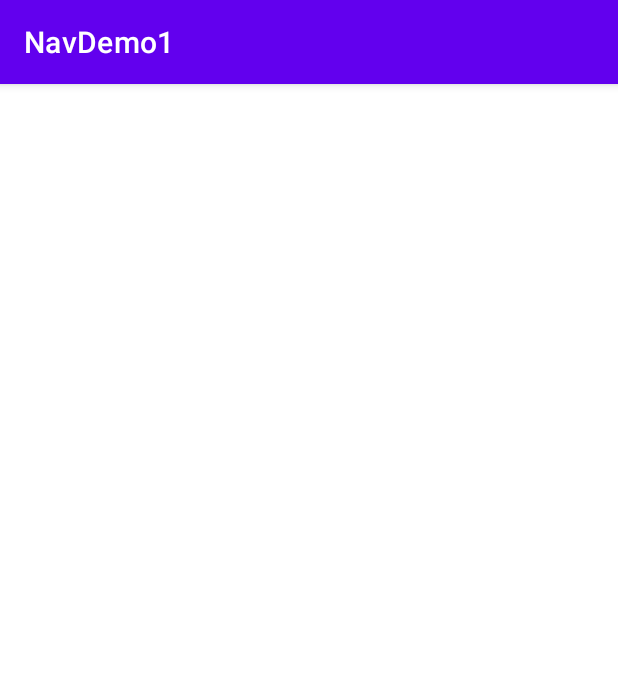
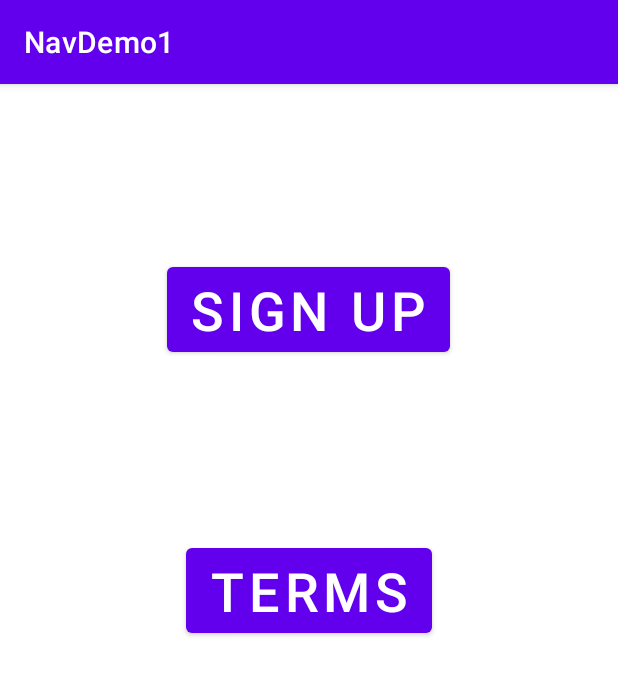
Before and after one commit to KalmGergely/learningAndroid, an Android app: the screen it shows after launch (MainActivity), on a phone screen of 412 x 824 dp. Shown: the top 675 px of the screen. Run offline under Robolectric (Android 15) with nearby library versions, the phone set to English and light mode, and no system bars.

Commit message:
add logic to the fragments

```diff
--- a/NavPractice/app/src/main/java/com/example/navdemo1/HomeFragment.kt
+++ b/NavPractice/app/src/main/java/com/example/navdemo1/HomeFragment.kt
@@ -5,6 +5,7 @@ import androidx.fragment.app.Fragment
 import android.view.LayoutInflater
 import android.view.View
 import android.view.ViewGroup
+import androidx.navigation.findNavController
 import com.example.navdemo1.databinding.FragmentHomeBinding
 
 
@@ -15,6 +16,12 @@ class HomeFragment : Fragment() {
         savedInstanceState: Bundle?
     ): View? {
         binding = FragmentHomeBinding.inflate(inflater,container,false)
+        binding.btnSignUp.setOnClickListener() {
+            it.findNavController().navigate(R.id.action_homeFragment_to_nameFragment)
+        }
+        binding.btnTerms.setOnClickListener() {
+            it.findNavController().navigate(R.id.action_homeFragment_to_termsFragment)
+        }
         return binding.root
     }
 
--- a/NavPractice/app/src/main/java/com/example/navdemo1/WelcomeFragment.kt
+++ b/NavPractice/app/src/main/java/com/example/navdemo1/WelcomeFragment.kt
@@ -5,6 +5,7 @@ import androidx.fragment.app.Fragment
 import android.view.LayoutInflater
 import android.view.View
 import android.view.ViewGroup
+import androidx.navigation.findNavController
 import com.example.navdemo1.databinding.FragmentWelcomeBinding
 
 class WelcomeFragment : Fragment() {
@@ -14,6 +15,11 @@ class WelcomeFragment : Fragment() {
         savedInstanceState: Bundle?
     ): View? {
         binding = FragmentWelcomeBinding.inflate(inflater,container,false)
+        binding.tvWelcomeName.text = requireArguments().getString("user_name")
+        binding.tvWelcomeEmail.text = requireArguments().getString("user_email")
+        binding.btnViewTerms.setOnClickListener() {
+            it.findNavController().navigate(R.id.action_welcomeFragment_to_termsFragment)
+        }
         return binding.root
     }
 
--- a/NavPractice/app/src/main/res/layout/activity_main.xml
+++ b/NavPractice/app/src/main/res/layout/activity_main.xml
@@ -4,4 +4,17 @@
     xmlns:tools="http://schemas.android.com/tools"
     android:layout_width="match_parent"
     android:layout_height="match_parent"
-    tools:context=".MainActivity"/>
+    tools:context=".MainActivity">
+
+    <androidx.fragment.app.FragmentContainerView
+        android:id="@+id/fragmentContainerView"
+        android:name="androidx.navigation.fragment.NavHostFragment"
+        android:layout_width="0dp"
+        android:layout_height="0dp"
+        app:defaultNavHost="true"
+        app:layout_constraintBottom_toBottomOf="parent"
+        app:layout_constraintEnd_toEndOf="parent"
+        app:layout_constraintStart_toStartOf="parent"
+        app:layout_constraintTop_toTopOf="parent"
+        app:navGraph="@navigation/nav_graph" />
+</androidx.constraintlayout.widget.ConstraintLayout>
--- a/NavPractice/app/src/main/res/layout/fragment_welcome.xml
+++ b/NavPractice/app/src/main/res/layout/fragment_welcome.xml
@@ -33,7 +33,7 @@
         app:layout_constraintVertical_bias="0.41" />
 
     <TextView
-        android:id="@+id/etWelcomeName"
+        android:id="@+id/tvWelcomeEmail"
         android:layout_width="wrap_content"
         android:layout_height="wrap_content"
         android:textSize="24sp"
```
Also changed, not shown: NavPractice/app/src/main/java/com/example/navdemo1/EmailFragment.kt (+13 -0 lines), NavPractice/app/src/main/java/com/example/navdemo1/NameFragment.kt (+12 -0 lines).
